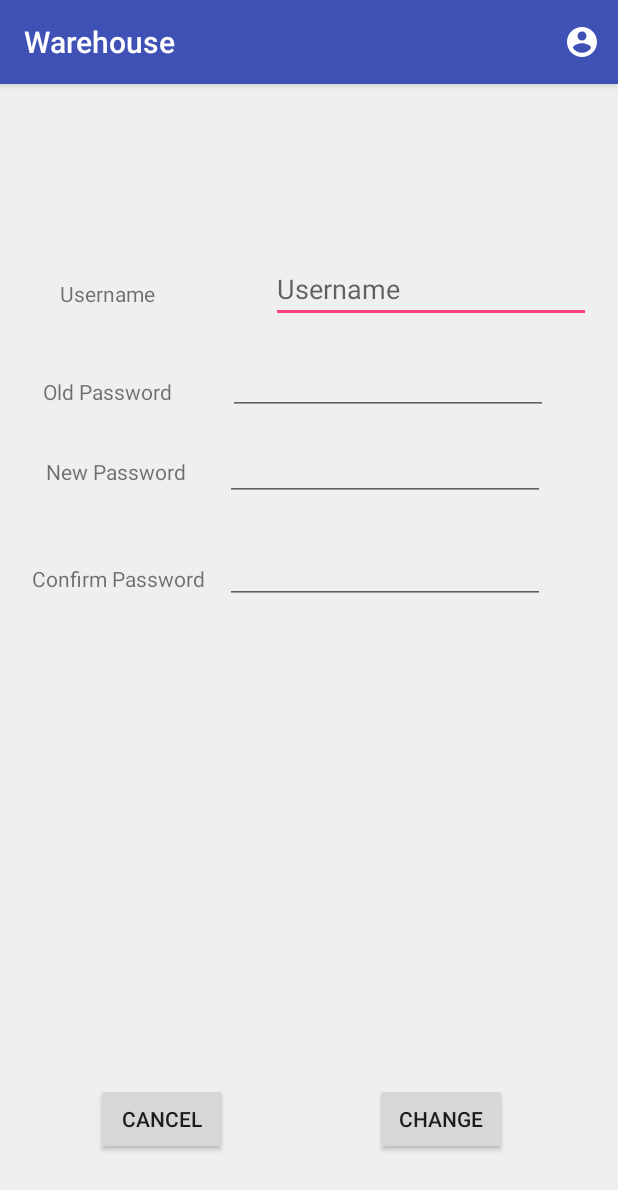
After one commit to NicoKandut/simple-warehouse, an Android app: the EditUserData screen opened directly, with no data from a screen before it, on a phone screen of 412 x 824 dp. The commit adds this screen. Shown: the top 1190 px of the screen. Run offline under Robolectric (Android 15) with nearby library versions, the light colour scheme and no system bars; 1 statement that could not run was skipped.

Commit message:
Edit User Data (With Error)

```diff
--- /dev/null
+++ b/android/Warehouse/app/src/main/java/com/okb/warehouse/activity/warehouse/EditUserData.java
@@ -0,0 +1,111 @@
+package com.okb.warehouse.activity.warehouse;
+
+import android.os.Bundle;
+import android.widget.Button;
+import android.widget.EditText;
+import android.widget.Toast;
+
+import com.okb.warehouse.R;
+import com.okb.warehouse.activity.base.BaseActivity;
+import com.okb.warehouse.businesslogic.connection.ApiUtils;
+import com.okb.warehouse.businesslogic.data.Credentials;
+import com.okb.warehouse.businesslogic.data.SimpleUser;
+
+import retrofit2.Call;
+import retrofit2.Callback;
+import retrofit2.Response;
+
+public class EditUserData extends BaseActivity {
+    private EditText et_username, et_oldPassword, et_confirmNewPassword, et_newPassword;
+    private Button btn_cancel, btn_change;
+
+    SimpleUser userCredentials;
+
+    @Override
+    protected void onCreate(Bundle savedInstanceState) {
+        super.onCreate(savedInstanceState);
+        setContent(R.layout.activity_edit_user_data);
+
+        initUIReferences();
+        fillViews();
+        initEventHandlers();
+    }
+
+    private void initUIReferences() {
+        et_username = findViewById(R.id.aeud_et_username);
+        et_oldPassword = findViewById(R.id.aeud_et_oldPassword);
+        et_newPassword = findViewById(R.id.aeud_et_newPassword);
+        et_confirmNewPassword = findViewById(R.id.aeud_et_confirmNewPassword);
+
+        btn_cancel = findViewById(R.id.aeud_btn_cancel);
+        btn_change = findViewById(R.id.aeud_btn_change);
+    }
+
+    private void fillViews(){
+        getUser();
+
+        this.et_username.setText(userCredentials.getName());
+        this.et_newPassword.getText().clear();
+        this.et_confirmNewPassword.getText().clear();
+    }
+
+    private void initEventHandlers(){
+        btn_cancel.setOnClickListener(v->{
+            this.finish();
+        });
+
+        btn_change.setOnClickListener(v->{
+            try {
+                checkPassword(this.et_oldPassword.getText().toString(), this.et_newPassword.getText().toString(), this.et_confirmNewPassword.getText().toString());
+                Credentials changedUserData = new Credentials(et_username.getText().toString(), et_newPassword.getText().toString());
+                EditUserData eudActivity = this;
+                ApiUtils.getService().changeCredentials(sp.getString("token", null), changedUserData).enqueue(new Callback<Void>() {
+                    @Override
+                    public void onResponse(Call<Void> call, Response<Void> response) {
+                        Toast.makeText(eudActivity, "Update Successful", Toast.LENGTH_LONG).show();
+                        fillViews();
+                    }
+
+                    @Override
+                    public void onFailure(Call<Void> call, Throwable t) {
+                        Toast.makeText(eudActivity, "Error: " + t.getMessage(), Toast.LENGTH_LONG).show();
+                    }
+                });
+
+            }catch(Exception ex){
+                Toast.makeText(this, "Error: " + ex.getMessage(), Toast.LENGTH_LONG).show();
+            }
+
+        });
+    }
+
+    private void getUser(){
+        EditUserData eudActivity = this;
+        ApiUtils.getService().getCredentials(sp.getString("token", null)).enqueue(new Callback<SimpleUser>() {
+            @Override
+            public void onResponse(Call<SimpleUser> call, Response<SimpleUser> response) {
+                if (response.isSuccessful()) {
+                    eudActivity.userCredentials = response.body();
+                }else{
+                    Toast.makeText(eudActivity, "Can't get user", Toast.LENGTH_SHORT).show();
+                }
+            }
+
+            @Override
+            public void onFailure(Call<SimpleUser> call, Throwable t) {
+                Toast.makeText(eudActivity, "Can't get user", Toast.LENGTH_SHORT).show();
+            }
+        });
+    }
+
+    private void checkPassword(String oldPassword, String newPassword, String confirmNewPassword) throws Exception{
+        if (!userCredentials.getPassword().equals(oldPassword)){
+            throw new Exception("This is the wrong password.");
+        }
+
+        if (newPassword != confirmNewPassword){
+            throw new Exception("Enter your new Password again.");
+        }
+    }
+
+}
--- /dev/null
+++ b/android/Warehouse/app/src/main/res/layout/activity_edit_user_data.xml
@@ -0,0 +1,114 @@
+<?xml version="1.0" encoding="utf-8"?>
+<RelativeLayout xmlns:android="http://schemas.android.com/apk/res/android"
+    xmlns:app="http://schemas.android.com/apk/res-auto"
+    xmlns:tools="http://schemas.android.com/tools"
+    android:layout_width="match_parent"
+    android:layout_height="match_parent"
+    tools:context=".activity.warehouse.EditUserData">
+
+
+    <TextView
+        android:id="@+id/aeud_tv_username"
+        android:layout_width="wrap_content"
+        android:layout_height="wrap_content"
+        android:layout_alignParentStart="true"
+        android:layout_alignParentTop="true"
+        android:layout_marginStart="40dp"
+        android:layout_marginTop="130dp"
+        android:text="@string/username" />
+
+    <EditText
+        android:id="@+id/aeud_et_username"
+        android:layout_width="wrap_content"
+        android:layout_height="wrap_content"
+        android:layout_alignParentTop="true"
+        android:layout_alignParentEnd="true"
+        android:layout_marginTop="114dp"
+        android:layout_marginEnd="18dp"
+        android:ems="10"
+        android:hint="@string/username"
+        android:inputType="textPersonName" />
+
+    <TextView
+        android:id="@+id/aeud_tv_newPassword"
+        android:layout_width="wrap_content"
+        android:layout_height="wrap_content"
+        android:layout_below="@+id/aeud_tv_username"
+        android:layout_alignStart="@+id/aeud_tv_username"
+        android:layout_marginStart="-11dp"
+        android:layout_marginTop="46dp"
+        android:text="@string/oldPassword" />
+
+    <EditText
+        android:id="@+id/aeud_et_newPassword"
+        android:layout_width="wrap_content"
+        android:layout_height="wrap_content"
+        android:layout_below="@+id/aeud_et_oldPassword"
+        android:layout_marginStart="-2dp"
+        android:layout_marginTop="12dp"
+        android:layout_toEndOf="@+id/aeud_btn_cancel"
+        android:ems="10"
+        android:inputType="textPassword" />
+
+    <TextView
+        android:id="@+id/aeud_tv_confirmNewPassword"
+        android:layout_width="wrap_content"
+        android:layout_height="wrap_content"
+        android:layout_below="@+id/aeud_tv_newPassword"
+        android:layout_alignStart="@+id/aeud_tv_username"
+        android:layout_marginStart="-9dp"
+        android:layout_marginTop="34dp"
+        android:text="@string/newPassword" />
+
+
+    <EditText
+        android:id="@+id/aeud_et_confirmNewPassword"
+        android:layout_width="wrap_content"
+        android:layout_height="wrap_content"
+        android:layout_below="@+id/aeud_et_newPassword"
+        android:layout_alignEnd="@+id/aeud_et_newPassword"
+        android:layout_marginTop="23dp"
+        android:layout_marginEnd="0dp"
+        android:ems="10"
+        android:inputType="textPassword" />
+
+    <Button
+        android:id="@+id/aeud_btn_cancel"
+        android:layout_width="wrap_content"
+        android:layout_height="wrap_content"
+        android:layout_alignParentStart="true"
+        android:layout_alignParentBottom="true"
+        android:layout_marginStart="64dp"
+        android:layout_marginBottom="54dp"
+        android:text="@string/cancel" />
+
+    <Button
+        android:id="@+id/aeud_btn_change"
+        android:layout_width="wrap_content"
+        android:layout_height="wrap_content"
+        android:layout_alignTop="@+id/aeud_btn_cancel"
+        android:layout_alignParentEnd="true"
+        android:layout_marginEnd="74dp"
+        android:text="@string/change" />
+
+    <TextView
+        android:id="@+id/aeud_tv_confirmPassword"
+        android:layout_width="wrap_content"
+        android:layout_height="wrap_content"
+        android:layout_below="@+id/aeud_tv_confirmNewPassword"
+        android:layout_alignParentStart="true"
+        android:layout_marginStart="21dp"
+        android:layout_marginTop="52dp"
+        android:text="@string/confirmPassword" />
+
+    <EditText
+        android:id="@+id/aeud_et_oldPassword"
+        android:layout_width="wrap_content"
+        android:layout_height="wrap_content"
+        android:layout_below="@+id/aeud_et_username"
+        android:layout_marginTop="16dp"
+        android:layout_toEndOf="@+id/aeud_btn_cancel"
+        android:ems="10"
+        android:inputType="textPassword" />
+
+</RelativeLayout>
--- a/android/Warehouse/app/src/main/res/layout/activity_warehouse_details.xml
+++ b/android/Warehouse/app/src/main/res/layout/activity_warehouse_details.xml
@@ -45,8 +45,8 @@
         <android.support.v7.widget.RecyclerView
             android:id="@+id/awd_rv_products"
             android:layout_width="match_parent"
-            android:layout_height="280dp"
-            tools:itemCount="20"/>
+            android:layout_height="189dp"
+            tools:itemCount="20" />
 
         <Button
             android:id="@+id/awd_btn_back"
--- a/android/Warehouse/app/src/main/res/menu/menu_app_bar.xml
+++ b/android/Warehouse/app/src/main/res/menu/menu_app_bar.xml
@@ -8,12 +8,14 @@
         android:orderInCategory="100"
         android:title="@string/basket"
         app:showAsAction="ifRoom"/>
+
     <item
         android:id="@+id/action_export"
         android:icon="@drawable/ic_export"
         android:orderInCategory="100"
         android:title="Export"
         app:showAsAction="ifRoom"/>
+
     <item
         android:id="@+id/action_accountSettings"
         android:icon="@drawable/ic_account_circle"
--- /dev/null
+++ b/android/Warehouse/app/src/main/res/menu/menu_app_bar_account_settings.xml
@@ -0,0 +1,15 @@
+<?xml version="1.0" encoding="utf-8"?>
+<menu xmlns:android="http://schemas.android.com/apk/res/android">
+    <item
+        android:id="@+id/action_editUserdata"
+        android:title="@string/editUserdata"/>
+
+    <item
+        android:id="@+id/action_logout"
+        android:title="@string/logout"/>
+
+    <item
+        android:id="@+id/action_deleteUser"
+        android:title="@string/deleteUser"/>
+
+</menu>
--- a/android/Warehouse/app/src/main/res/values/strings.xml
+++ b/android/Warehouse/app/src/main/res/values/strings.xml
@@ -25,6 +25,9 @@
     <string name="amount">Amount</string>
     <string name="products">Products</string>
 
+    <string name="oldPassword">Old Password</string>
+    <string name="newPassword">New Password</string>
+
     <!--TextFields-->
     <string name="username">Username</string>
     <string name="password">Password</string>
@@ -40,10 +43,13 @@
     <string name="cancel">Cancel</string>
     <string name="add">Add</string>
     <string name="save">Save</string>
+    <string name="change">Change</string>
 
     <!--Image View-->
     <string name="settings">Settings</string>
 
     <!--Menu-->
     <string name="delete">Delete</string>
+    <string name="editUserdata">Edit Userdata</string>
+    <string name="deleteUser">Delete User</string>
 </resources>
```
Also changed, not shown: android/Warehouse/app/src/main/AndroidManifest.xml (+8 -2 lines), android/Warehouse/app/src/main/java/com/okb/warehouse/activity/adapter/RVA_OrderProduct.java (+3 -6 lines), android/Warehouse/app/src/main/java/com/okb/warehouse/activity/base/BaseActivity.java (+84 -1 lines), android/Warehouse/app/src/main/java/com/okb/warehouse/businesslogic/connection/ConnectionService.java (+12 -4 lines), android/Warehouse/app/src/main/java/com/okb/warehouse/businesslogic/data/SimpleUser.java (added, +34 -0 lines). Lines whose indentation alone changed are shown as unchanged.
